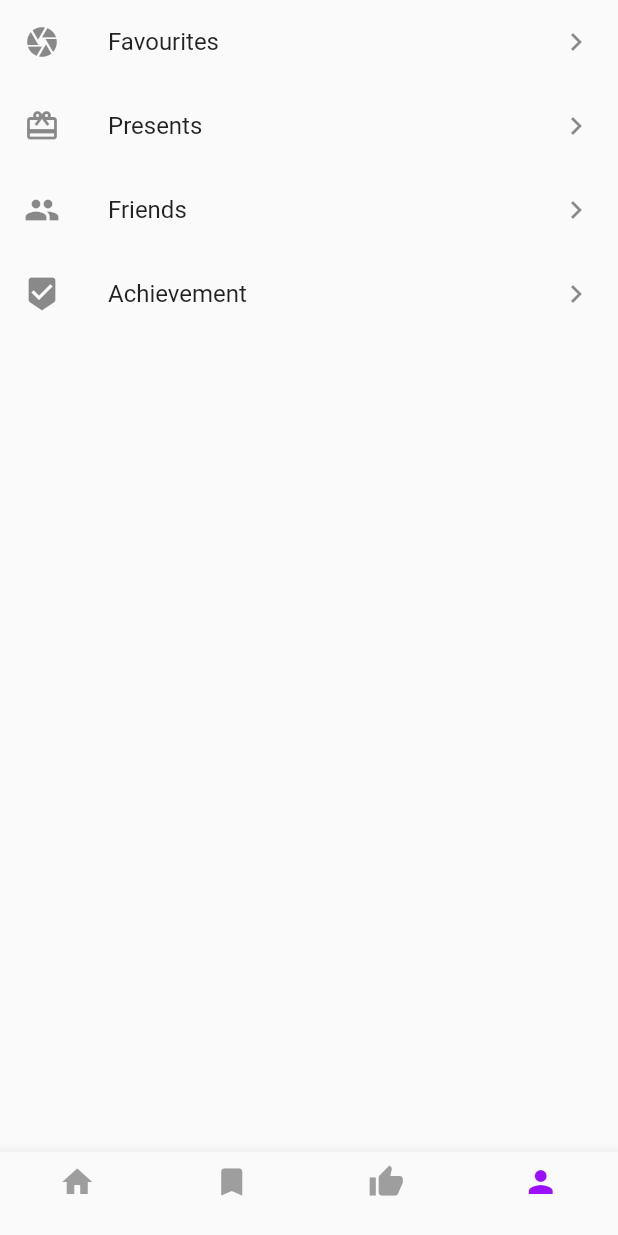
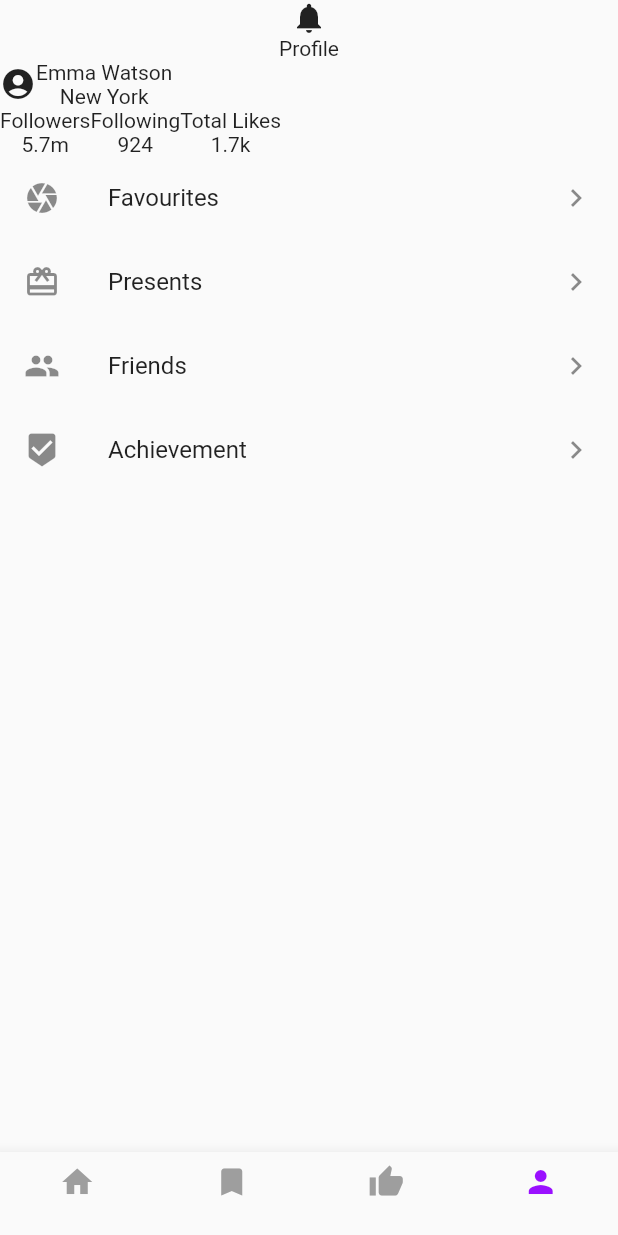
Before and after one commit to SonQBChau/profile_ui, a Flutter app: the screen it shows after launch, on a phone screen of 412 x 824 dp. Run offline on Flutter 3.47's test engine with Material 2 defaults, Android fonts, the phone set to English and light mode, and no system bars.

Commit message:
add profile header

```diff
--- a/lib/main.dart
+++ b/lib/main.dart
@@ -10,15 +10,6 @@ class MyApp extends StatelessWidget {
     return MaterialApp(
       title: 'Flutter Demo',
       theme: ThemeData(
-        // This is the theme of your application.
-        //
-        // Try running your application with "flutter run". You'll see the
-        // application has a blue toolbar. Then, without quitting the app, try
-        // changing the primarySwatch below to Colors.green and then invoke
-        // "hot reload" (press "r" in the console where you ran "flutter run",
-        // or simply save your changes to "hot reload" in a Flutter IDE).
-        // Notice that the counter didn't reset back to zero; the application
-        // is not restarted.
         primarySwatch: Colors.blue,
       ),
       home: Scaffold(
@@ -37,7 +28,47 @@ class MyApp extends StatelessWidget {
   }
 
   Widget buildProfileHeader(){
-    return Container();
+    return Container(
+      child: Column(
+        children: <Widget>[
+          Icon(Icons.notifications),
+          Text('Profile'),
+          Row(
+            children: <Widget>[
+              Icon(Icons.account_circle),
+              Column(
+                children: <Widget>[
+                  Text('Emma Watson'),
+                  Text('New York'),
+                ],
+              ),
+            ],
+          ),
+          Row(
+            children: <Widget>[
+              Column(
+                children: <Widget>[
+                  Text('Followers'),
+                  Text('5.7m'),
+                ],
+              ),
+              Column(
+                children: <Widget>[
+                  Text('Following'),
+                  Text('924'),
+                ],
+              ),
+              Column(
+                children: <Widget>[
+                  Text('Total Likes'),
+                  Text('1.7k'),
+                ],
+              ),
+            ],
+          ),
+        ],
+      ),
+    );
   }
 
   Expanded buildMainMenu() {
```
